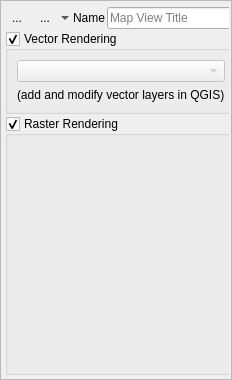
jakimowb/eo-time-series-viewer, file timeseriesviewer/ui/mapviewdefinition.ui: the form before one commit.
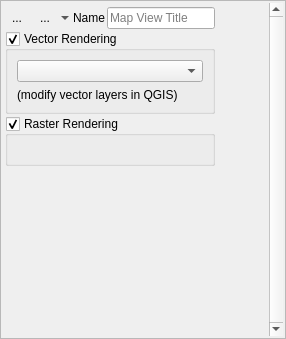
The form after the commit. Icons and pictures are not drawn. Custom widgets are drawn as their Qt base class.

Commit message: changes related to MapView GUI elements + layouts MapCanvas: used MapCanvasLayerModel that support lazy loading of QgsMapLayer instances MapViews can have individual vector layer sources for overlay

Patch:
```diff
--- a/timeseriesviewer/ui/mapviewdefinition.ui
+++ b/timeseriesviewer/ui/mapviewdefinition.ui
@@ -6,10 +6,22 @@
    <rect>
     <x>0</x>
     <y>0</y>
-    <width>232</width>
-    <height>380</height>
+    <width>286</width>
+    <height>339</height>
    </rect>
   </property>
+  <property name="sizePolicy">
+   <sizepolicy hsizetype="Preferred" vsizetype="Preferred">
+    <horstretch>0</horstretch>
+    <verstretch>0</verstretch>
+   </sizepolicy>
+  </property>
+  <property name="maximumSize">
+   <size>
+    <width>290</width>
+    <height>16777215</height>
+   </size>
+  </property>
   <property name="windowTitle">
    <string>Frame</string>
   </property>
@@ -23,14 +35,26 @@
    <property name="spacing">
     <number>2</number>
    </property>
+   <property name="sizeConstraint">
+    <enum>QLayout::SetMinAndMaxSize</enum>
+   </property>
    <property name="margin">
     <number>2</number>
    </property>
    <item>
     <widget class="QScrollArea" name="scrollArea">
+     <property name="sizePolicy">
+      <sizepolicy hsizetype="Preferred" vsizetype="Preferred">
+       <horstretch>0</horstretch>
+       <verstretch>0</verstretch>
+      </sizepolicy>
+     </property>
      <property name="frameShape">
       <enum>QFrame::NoFrame</enum>
      </property>
+     <property name="verticalScrollBarPolicy">
+      <enum>Qt::ScrollBarAlwaysOn</enum>
+     </property>
      <property name="horizontalScrollBarPolicy">
       <enum>Qt::ScrollBarAlwaysOff</enum>
      </property>
@@ -42,14 +66,29 @@
        <rect>
         <x>0</x>
         <y>0</y>
-        <width>226</width>
-        <height>374</height>
+        <width>263</width>
+        <height>333</height>
        </rect>
       </property>
+      <property name="sizePolicy">
+       <sizepolicy hsizetype="Preferred" vsizetype="Preferred">
+        <horstretch>0</horstretch>
+        <verstretch>2</verstretch>
+       </sizepolicy>
+      </property>
+      <property name="minimumSize">
+       <size>
+        <width>0</width>
+        <height>0</height>
+       </size>
+      </property>
       <layout class="QVBoxLayout" name="verticalLayout_3">
        <property name="spacing">
         <number>2</number>
        </property>
+       <property name="sizeConstraint">
+        <enum>QLayout::SetFixedSize</enum>
+       </property>
        <property name="margin">
         <number>2</number>
        </property>
@@ -170,10 +209,16 @@
        </item>
        <item>
         <widget class="QgsCollapsibleGroupBox" name="gbVectorRendering">
+         <property name="sizePolicy">
+          <sizepolicy hsizetype="Preferred" vsizetype="Preferred">
+           <horstretch>0</horstretch>
+           <verstretch>0</verstretch>
+          </sizepolicy>
+         </property>
          <property name="minimumSize">
           <size>
            <width>0</width>
-           <height>50</height>
+           <height>0</height>
           </size>
          </property>
          <property name="title">
@@ -183,10 +228,13 @@
           <bool>true</bool>
          </property>
          <layout class="QVBoxLayout" name="verticalLayout_2">
+          <property name="sizeConstraint">
+           <enum>QLayout::SetMinAndMaxSize</enum>
+          </property>
           <item>
            <widget class="QgsMapLayerComboBox" name="cbQgsVectorLayer">
             <property name="enabled">
-             <bool>false</bool>
+             <bool>true</bool>
             </property>
             <property name="sizePolicy">
              <sizepolicy hsizetype="Preferred" vsizetype="Preferred">
@@ -205,7 +253,7 @@
           <item>
            <widget class="QLabel" name="label_3">
             <property name="text">
-             <string>(add and modify vector layers in QGIS)</string>
+             <string>(modify vector layers in QGIS)</string>
             </property>
            </widget>
           </item>
@@ -220,9 +268,15 @@
          <property name="sizePolicy">
           <sizepolicy hsizetype="Preferred" vsizetype="Preferred">
            <horstretch>0</horstretch>
-           <verstretch>2</verstretch>
+           <verstretch>0</verstretch>
           </sizepolicy>
          </property>
+         <property name="minimumSize">
+          <size>
+           <width>0</width>
+           <height>50</height>
+          </size>
+         </property>
          <property name="title">
           <string>Raster Rendering</string>
          </property>
@@ -231,31 +285,37 @@
          </property>
          <layout class="QVBoxLayout" name="verticalLayout_4">
           <property name="spacing">
-           <number>1</number>
+           <number>0</number>
           </property>
           <property name="margin">
-           <number>2</number>
+           <number>0</number>
           </property>
           <item>
            <layout class="QVBoxLayout" name="renderSettingsLayout">
-            <item>
-             <spacer name="verticalSpacer">
-              <property name="orientation">
-               <enum>Qt::Vertical</enum>
-              </property>
-              <property name="sizeHint" stdset="0">
-               <size>
-                <width>0</width>
-                <height>0</height>
-               </size>
-              </property>
-             </spacer>
-            </item>
+            <property name="sizeConstraint">
+             <enum>QLayout::SetMinAndMaxSize</enum>
+            </property>
+            <property name="margin">
+             <number>9</number>
+            </property>
            </layout>
           </item>
          </layout>
         </widget>
        </item>
+       <item>
+        <spacer name="verticalSpacer_2">
+         <property name="orientation">
+          <enum>Qt::Vertical</enum>
+         </property>
+         <property name="sizeHint" stdset="0">
+          <size>
+           <width>0</width>
+           <height>25</height>
+          </size>
+         </property>
+        </spacer>
+       </item>
       </layout>
       <zorder>gbRasterRendering</zorder>
       <zorder>btnBar</zorder>
```
Left out of the diff: 62 changed lines with no effect on the pictures. The commit also changes 5 other files.
